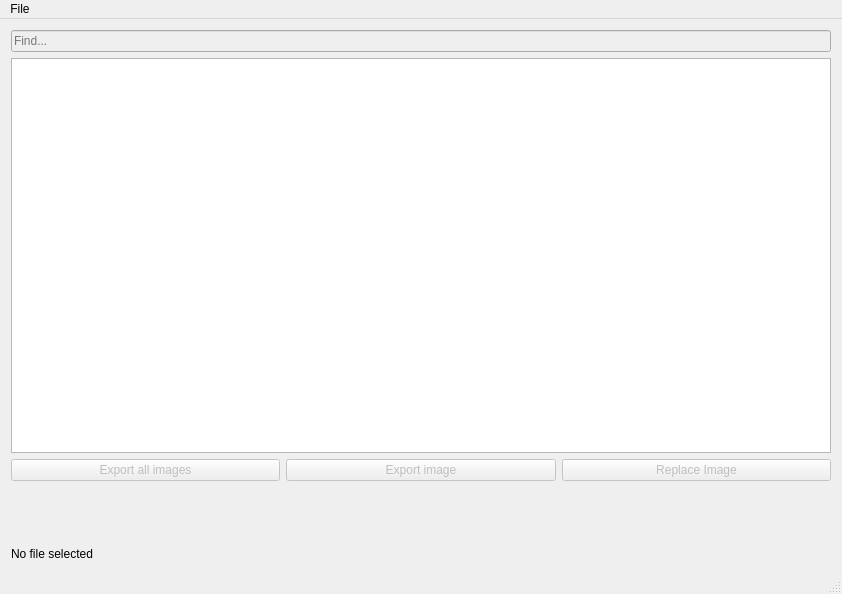
The window that mainwindow.ui (bigunclemax/Focus3IPCThemeEditor) describes before a commit, drawn with Qt 5.
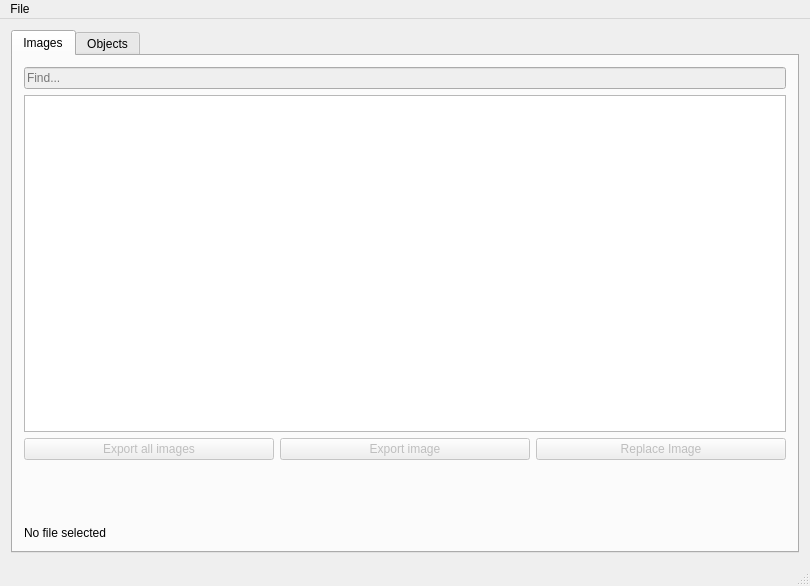
The same window after the commit.

Commit message: Add "Objects" tab for display and editing IPC objects properties (while read only)

```diff
--- a/mainwindow.ui
+++ b/mainwindow.ui
@@ -6,8 +6,8 @@
    <rect>
     <x>0</x>
     <y>0</y>
-    <width>842</width>
-    <height>594</height>
+    <width>810</width>
+    <height>586</height>
    </rect>
   </property>
   <property name="windowTitle">
@@ -16,6 +16,18 @@
   <widget class="QWidget" name="centralWidget">
    <layout class="QVBoxLayout" name="verticalLayout">
     <item>
+     <widget class="QTabWidget" name="tabWidget">
+      <property name="currentIndex">
+       <number>0</number>
+      </property>
+      <widget class="QWidget" name="tab_images">
+       <attribute name="title">
+        <string>Images</string>
+       </attribute>
+       <layout class="QVBoxLayout" name="verticalLayout_10">
+        <item>
+         <layout class="QVBoxLayout" name="verticalLayout_9">
+          <item>
      <layout class="QHBoxLayout" name="horizontalLayout">
       <item>
        <layout class="QVBoxLayout" name="verticalLayout_2">
@@ -51,10 +63,6 @@
           </property>
          </widget>
         </item>
-       </layout>
-      </item>
-     </layout>
-    </item>
     <item>
      <layout class="QHBoxLayout" name="horizontalLayout_2">
       <item>
@@ -89,6 +97,17 @@
       </item>
      </layout>
     </item>
+             </layout>
+            </item>
+           </layout>
+          </item>
+          <item>
+           <widget class="QLabel" name="label_Type">
+            <property name="text">
+             <string/>
+            </property>
+           </widget>
+          </item>
     <item>
      <widget class="QLabel" name="label_Width">
       <property name="enabled">
@@ -109,13 +128,6 @@
       </property>
      </widget>
     </item>
-    <item>
-     <widget class="QLabel" name="label_Type">
-      <property name="text">
-       <string/>
-      </property>
-     </widget>
-    </item>
     <item>
      <widget class="QLabel" name="label_Status">
       <property name="text">
@@ -124,13 +136,29 @@
      </widget>
     </item>
    </layout>
+        </item>
+       </layout>
+      </widget>
+      <widget class="QWidget" name="tab_lines">
+       <attribute name="title">
+        <string>Objects</string>
+       </attribute>
+       <layout class="QVBoxLayout" name="verticalLayout_11">
+        <item>
+         <widget class="QTableView" name="tableView"/>
+        </item>
+       </layout>
+      </widget>
+     </widget>
+    </item>
+   </layout>
   </widget>
   <widget class="QMenuBar" name="menuBar">
    <property name="geometry">
     <rect>
      <x>0</x>
      <y>0</y>
-     <width>842</width>
+     <width>810</width>
      <height>22</height>
     </rect>
    </property>
```
Lines whose indentation alone changed are shown as unchanged. The commit also changes 5 other files.
